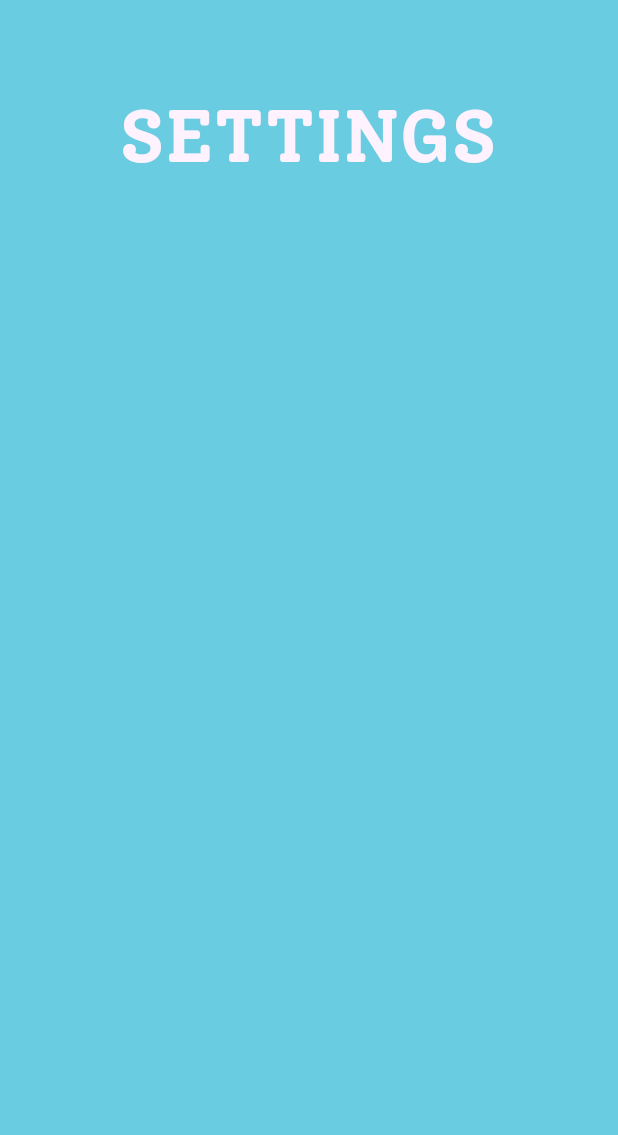
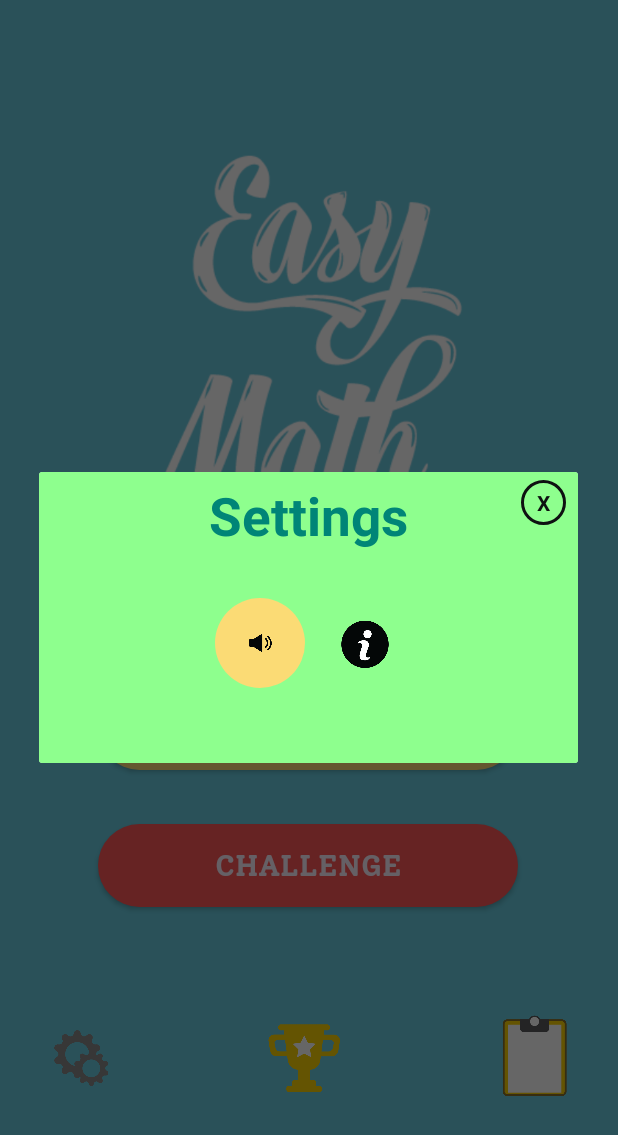
Before and after one commit to AngelikaJustine/EasyMath, an Android app: the screen it shows after launch (SettingActivity before the commit, MainActivity after it), after a tap on an icon or button, on a phone screen of 412 x 824 dp. Shown: the top 1135 px of the screen. Run offline under Robolectric (Android 15) with nearby library versions, the phone set to English and light mode, and no system bars; 1 statement that could not run was skipped; 2 other taps on this screen came first.

Commit message:
Add SoundOff

```diff
--- a/app/src/main/java/com/example/easymath/MainActivity.java
+++ b/app/src/main/java/com/example/easymath/MainActivity.java
@@ -2,6 +2,7 @@ package com.example.easymath;
 
 import androidx.appcompat.app.AppCompatActivity;
 
+import android.app.AlertDialog;
 import android.content.ComponentName;
 import android.content.Context;
 import android.content.Intent;
@@ -10,16 +11,19 @@ import android.graphics.Typeface;
 import android.os.Bundle;
 import android.os.IBinder;
 import android.os.PowerManager;
+import android.view.LayoutInflater;
 import android.view.View;
 import android.view.animation.Animation;
 import android.view.animation.AnimationUtils;
 import android.widget.Button;
 import android.widget.ImageView;
+import android.widget.TextView;
 
 public class MainActivity extends AppCompatActivity {
 
     Button btnquickmath, btnchallenge;
-    ImageView logo, setting, rank, rule;
+    ImageView logo, setting, rank, rule, soundOn, info;
+    TextView close;
     Animation btnhomeanimation1, btnhomeanimation2, iconhomeanimatesetting, iconhomeanimaterank, iconhomeanimaterule;
     HomeWatcher mHomeWatcher;
 
@@ -52,7 +56,15 @@ public class MainActivity extends AppCompatActivity {
         mHomeWatcher.startWatch();
 
         logo = findViewById(R.id.logo);
+
         setting = findViewById(R.id.setting);
+        setting.setOnClickListener(new View.OnClickListener() {
+            @Override
+            public void onClick(View view) {
+                showDialog();
+            }
+        });
+
         rank = findViewById(R.id.rank);
         rule = findViewById(R.id.rule);
         btnquickmath = findViewById(R.id.btnquickmath);
@@ -79,7 +91,7 @@ public class MainActivity extends AppCompatActivity {
 
     private boolean mIsBound = false;
     private MusicService mServ;
-    private ServiceConnection Scon =new ServiceConnection(){
+    private ServiceConnection Scon = new ServiceConnection(){
 
         public void onServiceConnected(ComponentName name, IBinder
                 binder) {
@@ -147,6 +159,52 @@ public class MainActivity extends AppCompatActivity {
 
     }
 
+    void showDialog(){
+        LayoutInflater inflater = LayoutInflater.from(this);
+        View view = inflater.inflate(R.layout.alert_dialog_setting, null);
+
+        soundOn = view.findViewById(R.id.soundOn);
+        info = view.findViewById(R.id.info);
+        close = view.findViewById(R.id.close);
+
+        soundOn.setOnClickListener(new View.OnClickListener() {
+            @Override
+            public void onClick(View view) {
+//                btnPlayClicked();
+                if(mIsBound){
+                    mServ.stopMusic();
+                    mIsBound = false;
+                    soundOn.setImageResource(R.drawable.soundoff);
+                } else {
+                    mServ.startMusic();
+                    mIsBound = true;
+                    soundOn.setImageResource(R.drawable.soundon);
+                }
+            }
+        });
+
+        info.setOnClickListener(new View.OnClickListener() {
+            @Override
+            public void onClick(View view) {
+
+            }
+        });
+
+        close.setOnClickListener(new View.OnClickListener() {
+            @Override
+            public void onClick(View view) {
+                btnCloseClicked();
+            }
+        });
+
+        AlertDialog alertDialog = new AlertDialog.Builder(this)
+                .setView(view)
+                .create();
+        alertDialog.setCanceledOnTouchOutside(false);
+
+        alertDialog.show();
+    }
+
     public void btnQuickMathClicked(View view){
         Intent intent = new Intent(this, Level.class);
         startActivity(intent);
@@ -157,9 +215,17 @@ public class MainActivity extends AppCompatActivity {
         startActivity(intent);
     }
 
-    public void settingClicked(View view){
-        Intent intent = new Intent(this, SettingActivity.class);
+//    public void settingClicked(){
+//        Intent intent = new Intent(this, SettingActivity.class);
+//        startActivity(intent);
+//
+//    }
+
+    private void btnCloseClicked(){
+        Intent intent = new Intent(this, MainActivity.class);
+        intent.setFlags(Intent.FLAG_ACTIVITY_CLEAR_TASK|Intent.FLAG_ACTIVITY_NEW_TASK);
         startActivity(intent);
+        finish();
     }
 
     public void rankClicked(View view){
--- /dev/null
+++ b/app/src/main/res/drawable/circlebackground.xml
@@ -0,0 +1,5 @@
+<?xml version="1.0" encoding="utf-8"?>
+<shape android:shape="oval" xmlns:android="http://schemas.android.com/apk/res/android">
+
+    <stroke android:width="2dp" android:color="@color/black"/>
+</shape>
--- a/app/src/main/res/layout/activity_main.xml
+++ b/app/src/main/res/layout/activity_main.xml
@@ -61,7 +61,6 @@
 
     <ImageView
         android:id="@+id/setting"
-        android:onClick="settingClicked"
         android:layout_width="107dp"
         android:layout_height="88dp"
         android:layout_marginTop="56dp"
--- /dev/null
+++ b/app/src/main/res/layout/alert_dialog_setting.xml
@@ -0,0 +1,67 @@
+<?xml version="1.0" encoding="utf-8"?>
+<LinearLayout xmlns:android="http://schemas.android.com/apk/res/android"
+    android:orientation="vertical"
+    android:layout_width="350dp"
+    android:layout_height="160dp"
+    android:layout_gravity="center"
+    android:background="@color/green">
+
+    <LinearLayout
+        android:layout_marginTop="5dp"
+        android:layout_width="match_parent"
+        android:layout_height="wrap_content"
+        android:orientation="horizontal"
+        android:gravity="center">
+        <TextView
+            android:layout_marginLeft="105dp"
+            android:layout_width="wrap_content"
+            android:layout_height="wrap_content"
+            android:layout_gravity="center_horizontal"
+            android:layout_marginTop="15dp"
+            android:fontFamily="@fonts/solwayExtraBold"
+            android:text="Settings"
+            android:textColor="@color/colorPrimary"
+            android:textSize="35sp"
+            android:textStyle="bold" />
+        <TextView
+            android:id="@+id/close"
+            android:layout_marginLeft="75dp"
+            android:layout_width="30dp"
+            android:layout_height="30dp"
+            android:layout_gravity="end"
+            android:background="@drawable/circlebackground"
+            android:gravity="center"
+            android:text="X"
+            android:textColor="@color/black"
+            android:textStyle="bold" />
+    </LinearLayout>
+
+    <LinearLayout
+        android:layout_marginTop="16dp"
+        android:layout_width="match_parent"
+        android:layout_height="wrap_content"
+        android:orientation="horizontal"
+        android:gravity="center">
+
+        <ImageView
+            android:id="@+id/soundOn"
+            android:layout_width="60dp"
+            android:layout_height="60dp"
+            android:layout_gravity="left"
+            android:layout_marginLeft="15dp"
+            android:layout_marginTop="50dp"
+            android:background="@drawable/btnyellow"
+            android:src="@drawable/soundon" />
+
+        <ImageView
+            android:layout_marginBottom="50dp"
+            android:layout_width="80dp"
+            android:layout_height="60dp"
+            android:layout_gravity="right"
+            android:id="@+id/info"
+            android:src="@drawable/info"
+            />
+    </LinearLayout>
+
+
+</LinearLayout>
--- a/app/src/main/res/values/colors.xml
+++ b/app/src/main/res/values/colors.xml
@@ -9,7 +9,7 @@
     <color name="yellow">#FBDB75</color>
     <color name="white">#FDF2FE</color>
     <color name="green">#8EFF8E</color>
-
+    <color name="black">#0e1111</color>
 
 
 
```
Also changed, not shown: app/src/main/java/com/example/easymath/ChallengeActivity.java (+47 -1 lines), app/src/main/res/layout/alert_dialog.xml (added, +81 -0 lines), app/src/main/res/drawable-v24/soundoff.png (added), app/src/main/res/drawable-v24/soundon.png (added).
